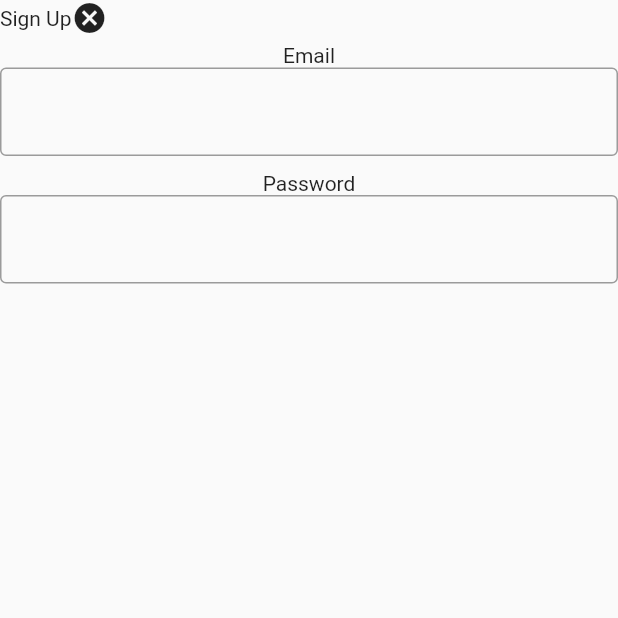
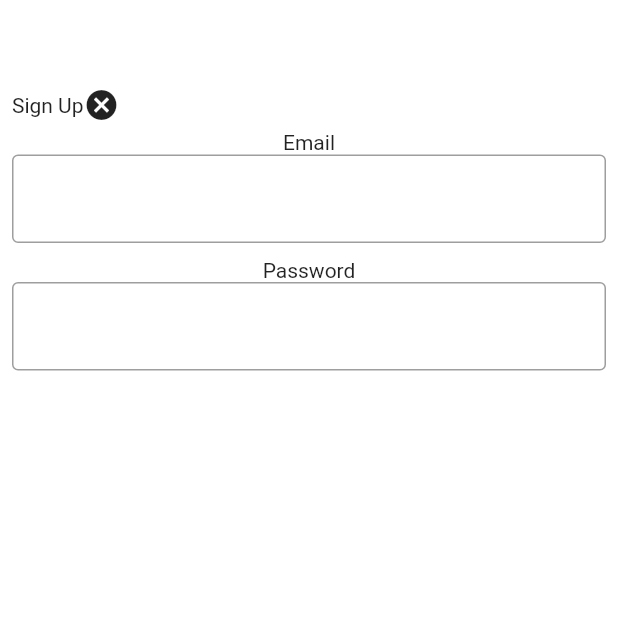
Before and after one commit to Dapo-dan/insight_timer_ui, a Flutter app: the SignUpScreen screen opened directly, on a phone screen of 412 x 824 dp, the top half of it. Run offline on Flutter 3.47's test engine with Material 2 defaults, Android fonts, the phone set to English and light mode, and no system bars.

Commit message:
SignUpscreen

```diff
--- a/lib/Screens/signUpScreen.dart
+++ b/lib/Screens/signUpScreen.dart
@@ -6,7 +6,14 @@ class SignUpScreen extends StatelessWidget {
   @override
   Widget build(BuildContext context) {
     return Scaffold(
-      body: Column(
+      backgroundColor: Colors.grey[600],
+      body: Container(
+        padding: const EdgeInsets.only(top: 50),
+        color: Colors.white,
+        child: ListView(
+          padding: const EdgeInsets.all(8),
+          children: [
+            Column(
               children: [
                 Row(
                   children: const [Text('Sign Up'), Icon(Icons.cancel)],
@@ -33,6 +40,9 @@ class SignUpScreen extends StatelessWidget {
                 )
               ],
             ),
+          ],
+        ),
+      ),
     );
   }
 }
```
Lines whose indentation alone changed are shown as unchanged.
